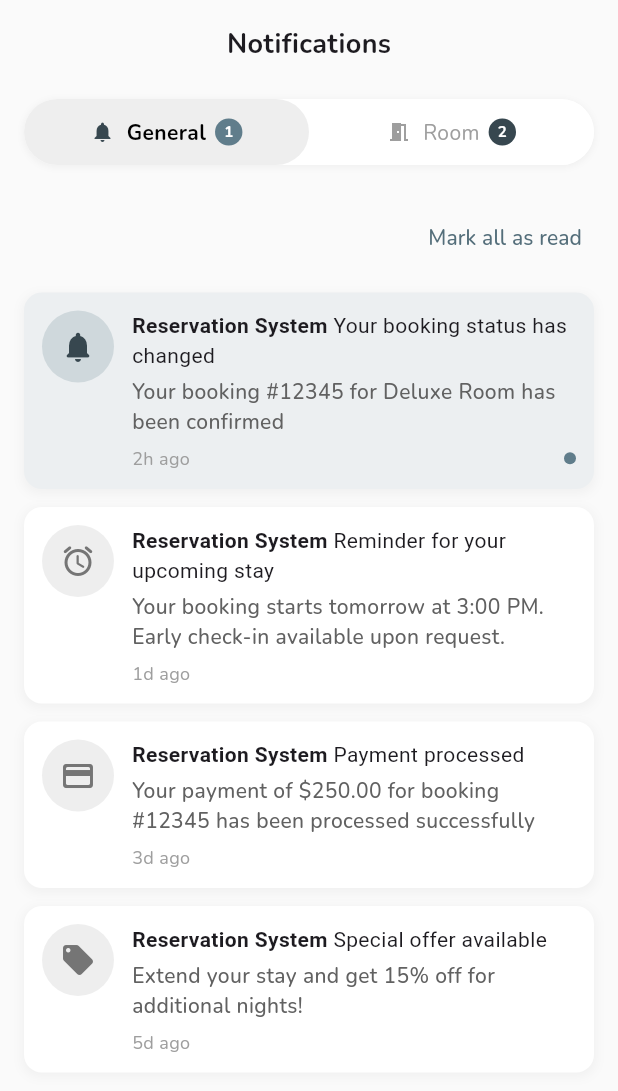
After one commit to rahmazen/PMS-client-app, a Flutter app: the screen it shows after launch, on a phone screen of 412 x 824 dp. The commit adds this screen. Shown: the top 1091 px of the screen. Run offline on Flutter 3.47's test engine with Material 3 defaults, Android fonts, the light colour scheme and no system bars; our stand-ins replace carousel_slider, device_preview, dots_indicator, get, google_fonts, intl_phone_field and 1 more.

Commit message:
notification page

```diff
--- /dev/null
+++ b/lib/EnhancedNotificationPage.dart
@@ -0,0 +1,360 @@
+import 'package:flutter/material.dart';
+import 'package:provider/provider.dart';
+
+import 'NotificationProvider.dart';
+
+class EnhancedNotificationPage extends StatefulWidget {
+  const EnhancedNotificationPage({Key? key}) : super(key: key);
+
+  @override
+  _EnhancedNotificationPageState createState() => _EnhancedNotificationPageState();
+}
+
+class _EnhancedNotificationPageState extends State<EnhancedNotificationPage> {
+  bool isGeneralSelected = true;
+
+  @override
+  Widget build(BuildContext context) {
+    return Scaffold(
+      backgroundColor: Colors.grey[50],
+      body: SafeArea(
+        child: Column(
+          children: [
+            _buildHeader(context),
+            _buildToggleBar(),
+            Expanded(
+              child: isGeneralSelected
+                  ? _buildNotificationsList(context, 'general')
+                  : _buildNotificationsList(context, 'room'),
+            ),
+          ],
+        ),
+      ),
+    );
+  }
+
+  Widget _buildHeader(BuildContext context) {
+    final notificationProvider = Provider.of<NotificationProvider>(context);
+    final totalUnread = notificationProvider.totalUnreadCount;
+
+    return Padding(
+        padding: const EdgeInsets.all(16.0),
+        child: Row(
+          children: [
+        Expanded(
+        child: Center(
+        child: Text(
+          "Notifications",
+          style: TextStyle(
+            fontSize: 18,
+            fontWeight: FontWeight.bold,
+          ),
+        )
+    ),
+        ),
+    ],
+    ),
+    );
+  }
+
+  Widget _buildToggleBar() {
+    final notificationProvider = Provider.of<NotificationProvider>(context);
+    final generalUnread = notificationProvider.getUnreadCount('general');
+    final roomUnread = notificationProvider.getUnreadCount('room');
+
+    return Container(
+      margin: const EdgeInsets.symmetric(horizontal: 16.0, vertical: 8.0),
+      decoration: BoxDecoration(
+        color: Colors.white,
+        borderRadius: BorderRadius.circular(25),
+        boxShadow: [
+          BoxShadow(
+            color: Colors.grey.withOpacity(0.1),
+            spreadRadius: 1,
+            blurRadius: 3,
+            offset: const Offset(0, 1),
+          ),
+        ],
+      ),
+      child: Row(
+        children: [
+          Expanded(
+            child: GestureDetector(
+              onTap: () => setState(() => isGeneralSelected = true),
+              child: AnimatedContainer(
+                duration: const Duration(milliseconds: 200),
+                padding: const EdgeInsets.symmetric(vertical: 12),
+                decoration: BoxDecoration(
+                  color: isGeneralSelected ? Colors.grey[200] : Colors.white,
+                  borderRadius: BorderRadius.circular(25),
+                ),
+                child: Row(
+                  mainAxisAlignment: MainAxisAlignment.center,
+                  children: [
+                    Icon(
+                      Icons.notifications,
+                      size: 16,
+                      color: isGeneralSelected ? Colors.blueGrey.shade800 : Colors.blueGrey,
+                    ),
+                    SizedBox(width: 8),
+                    Text(
+                      "General",
+                      style: TextStyle(
+                        fontWeight: isGeneralSelected ? FontWeight.bold : FontWeight.normal,
+                        color: isGeneralSelected ? Colors.black : Colors.grey,
+                      ),
+                    ),
+                    if (generalUnread > 0) ...[
+                      const SizedBox(width: 6),
+                      Container(
+                        padding: const EdgeInsets.symmetric(horizontal: 6, vertical: 2),
+                        decoration: BoxDecoration(
+                          color: Colors.blueGrey,
+                          borderRadius: BorderRadius.circular(10),
+                        ),
+                        child: Text(
+                          generalUnread.toString(),
+                          style: const TextStyle(
+                            color: Colors.white,
+                            fontSize: 10,
+                            fontWeight: FontWeight.bold,
+                          ),
+                        ),
+                      ),
+                    ],
+                  ],
+                ),
+              ),
+            ),
+          ),
+          Expanded(
+            child: GestureDetector(
+              onTap: () => setState(() => isGeneralSelected = false),
+              child: AnimatedContainer(
+                duration: const Duration(milliseconds: 200),
+                padding: const EdgeInsets.symmetric(vertical: 12),
+                decoration: BoxDecoration(
+                  color: !isGeneralSelected ? Colors.grey[200] : Colors.white,
+                  borderRadius: BorderRadius.circular(25),
+                ),
+                child: Row(
+                  mainAxisAlignment: MainAxisAlignment.center,
+                  children: [
+                    Icon(
+                      Icons.meeting_room,
+                      size: 16,
+                      color: !isGeneralSelected ? Colors.black : Colors.grey,
+                    ),
+                    const SizedBox(width: 8),
+                    Text(
+                      "Room",
+                      style: TextStyle(
+                        fontWeight: !isGeneralSelected ? FontWeight.bold : FontWeight.normal,
+                        color: !isGeneralSelected ? Colors.black : Colors.grey,
+                      ),
+                    ),
+                    if (roomUnread > 0) ...[
+                      const SizedBox(width: 6),
+                      Container(
+                        padding: const EdgeInsets.symmetric(horizontal: 6, vertical: 2),
+                        decoration: BoxDecoration(
+                          color: Colors.blueGrey.shade800,
+                          borderRadius: BorderRadius.circular(10),
+                        ),
+                        child: Text(
+                          roomUnread.toString(),
+                          style: const TextStyle(
+                            color: Colors.white,
+                            fontSize: 10,
+                            fontWeight: FontWeight.bold,
+                          ),
+                        ),
+                      ),
+                    ],
+                  ],
+                ),
+              ),
+            ),
+          ),
+        ],
+      ),
+    );
+  }
+
+  Widget _buildNotificationsList(BuildContext context, String type) {
+    final notificationProvider = Provider.of<NotificationProvider>(context);
+    final notifications = notificationProvider.getNotifications(type);
+
+    if (notifications.isEmpty) {
+      return Center(child: Text("No ${type} notifications"));
+    }
+
+    return ListView.builder(
+      padding: const EdgeInsets.only(top: 16.0),
+      itemCount: notifications.length + 1,
+      itemBuilder: (context, index) {
+        if (index == 0) {
+          return Padding(
+            padding:  EdgeInsets.only( bottom: 7, right: 12),
+            child: Row(
+              mainAxisAlignment: MainAxisAlignment.end,
+              children: [
+                TextButton(
+                  onPressed: () {
+                    notificationProvider.markAllAsRead(type);
+                  },
+                  child: Text(
+                    "Mark all as read",
+                    style: TextStyle(
+                      color: Colors.blueGrey[600],
+                      fontWeight: FontWeight.w500,
+                    ),
+                  ),
+                ),
+              ],
+            ),
+          );
+        }
+
+        final notification = notifications[index - 1];
+        return NotificationCard(
+          notification: notification,
+          isComment: type == 'room',
+          onTap: () {
+            notificationProvider.markAsRead(notification.id);
+          },
+        );
+      },
+    );
+  }
+}
+
+class NotificationCard extends StatelessWidget {
+  final NotificationModel notification;
+  final bool isComment;
+  final VoidCallback onTap;
+
+  const NotificationCard({
+    Key? key,
+    required this.notification,
+    required this.isComment,
+    required this.onTap,
+  }) : super(key: key);
+
+  @override
+  Widget build(BuildContext context) {
+    return GestureDetector(
+      onTap: onTap,
+      child: Container(
+        margin: const EdgeInsets.symmetric(horizontal: 16.0, vertical: 6.0),
+        decoration: BoxDecoration(
+          color: notification.read ? Colors.white : Colors.blueGrey[50],
+          borderRadius: BorderRadius.circular(12),
+          boxShadow: [
+            BoxShadow(
+              color: Colors.grey.withOpacity(0.1),
+              spreadRadius: 1,
+              blurRadius: 5,
+              offset: const Offset(0, 2),
+            ),
+          ],
+        ),
+        child: Padding(
+          padding: const EdgeInsets.all(12.0),
+          child: Row(
+            crossAxisAlignment: CrossAxisAlignment.start,
+            children: [
+              Container(
+                width: 48,
+                height: 48,
+                decoration: BoxDecoration(
+                  color: notification.read ? Colors.grey[200] : Colors.blueGrey[100],
+                  shape: BoxShape.circle,
+                ),
+                child: Icon(
+                  notification.icon,
+                  size: 24,
+                  color: notification.read ? Colors.grey[600] : Colors.blueGrey[800],
+                ),
+              ),
+              const SizedBox(width: 12),
+              Expanded(
+                child: Column(
+                  crossAxisAlignment: CrossAxisAlignment.start,
+                  children: [
+                    RichText(
+                      text: TextSpan(
+                        style: DefaultTextStyle.of(context).style,
+                        children: [
+                          TextSpan(
+                            text: notification.name,
+                            style: const TextStyle(
+                              fontWeight: FontWeight.bold,
+                            ),
+                          ),
+                          TextSpan(
+                            text: " ${notification.action}",
+                            style: const TextStyle(
+                              fontWeight: FontWeight.normal,
+                            ),
+                          ),
+                        ],
+                      ),
+                    ),
+                    const SizedBox(height: 4),
+                    Text(
+                      notification.content,
+                      style: TextStyle(
+                        color: Colors.grey[700],
+                        fontWeight: FontWeight.w500,
+                      ),
+                    ),
+                    if (isComment && notification.commentText != null) ...[
+                      const SizedBox(height: 8),
+                      Container(
+                        padding: const EdgeInsets.all(10),
+                        decoration: BoxDecoration(
+                          color: Colors.grey[100],
+                          borderRadius: BorderRadius.circular(8),
+                        ),
+                        child: Text(
+                          notification.commentText!,
+                          style: TextStyle(
+                            color: Colors.grey[800],
+                            fontStyle: FontStyle.italic,
+                          ),
+                        ),
+                      ),
+                    ],
+                    const SizedBox(height: 6),
+                    Row(
+                      mainAxisAlignment: MainAxisAlignment.spaceBetween,
+                      children: [
+                        Text(
+                          notification.time,
+                          style: TextStyle(
+                            color: Colors.grey[500],
+                            fontSize: 12,
+                          ),
+                        ),
+                        if (!notification.read)
+                          Container(
+                            width: 8,
+                            height: 8,
+                            decoration: const BoxDecoration(
+                              color: Colors.blueGrey,
+                              shape: BoxShape.circle,
+                            ),
+                          ),
+                      ],
+                    ),
+                  ],
+                ),
+              ),
+            ],
+          ),
+        ),
+      ),
+    );
+  }
+}
--- /dev/null
+++ b/lib/NotificationProvider.dart
@@ -0,0 +1,183 @@
+import 'package:flutter/material.dart';
+
+class NotificationModel {
+  final String id;
+  final IconData icon;
+  final String name;
+  final String action;
+  final String content;
+  final String? commentText;
+  final String time;
+  final bool read;
+
+  NotificationModel({
+    required this.id,
+    required this.icon,
+    required this.name,
+    required this.action,
+    required this.content,
+    this.commentText,
+    required this.time,
+    required this.read,
+  });
+}
+
+class NotificationProvider extends ChangeNotifier {
+  final Map<String, List<NotificationModel>> _notifications = {
+    'general': [
+      NotificationModel(
+        id: '1',
+        icon: Icons.notifications_rounded,
+        name: 'Reservation System',
+        action: 'Your booking status has changed',
+        content: 'Your booking #12345 for Deluxe Room has been confirmed',
+        time: '2h ago',
+        read: false,
+      ),
+      NotificationModel(
+        id: '2',
+        icon: Icons.alarm_rounded,
+        name: 'Reservation System',
+        action: 'Reminder for your upcoming stay',
+        content: 'Your booking starts tomorrow at 3:00 PM. Early check-in available upon request.',
+        time: '1d ago',
+        read: true,
+      ),
+      NotificationModel(
+        id: '3',
+        icon: Icons.payment_rounded,
+        name: 'Reservation System',
+        action: 'Payment processed',
+        content: 'Your payment of \$250.00 for booking #12345 has been processed successfully',
+        time: '3d ago',
+        read: true,
+      ),
+      NotificationModel(
+        id: '4',
+        icon: Icons.local_offer_rounded,
+        name: 'Reservation System',
+        action: 'Special offer available',
+        content: 'Extend your stay and get 15% off for additional nights!',
+        time: '5d ago',
+        read: true,
+      ),
+    ],
+    'room': [
+      NotificationModel(
+        id: '5',
+        icon: Icons.cleaning_services_rounded,
+        name: 'Housekeeping',
+        action: 'has updated your room status',
+        content: 'Your room #304 has been cleaned and is ready',
+        time: '30m ago',
+        read: false,
+      ),
+      NotificationModel(
+        id: '6',
+        icon: Icons.build_rounded,
+        name: 'Maintenance',
+        action: 'has completed a repair',
+        content: 'The AC in your room #304 has been repaired',
+        time: '2h ago',
+        read: false,
+      ),
+      NotificationModel(
+        id: '7',
+        icon: Icons.room_service_rounded,
+        name: 'Room Service',
+        action: 'your order is ready',
+        content: 'Your breakfast order will be delivered in 10 minutes',
+        time: '8:30 AM',
+        read: true,
+      ),
+      NotificationModel(
+        id: '8',
+        icon: Icons.local_laundry_service,
+        name: 'Laundry Service',
+        action: 'has completed your request',
+        content: 'Your laundry items are ready for pickup',
+        time: 'Yesterday',
+        read: true,
+      ),
+      NotificationModel(
+        id: '9',
+        icon: Icons.do_not_disturb_rounded,
+        name: 'Room Status',
+        action: 'has been updated',
+        content: 'Do Not Disturb sign activated for room #304',
+        time: 'Yesterday',
+        read: true,
+      ),
+    ],
+  };
+
+  List<NotificationModel> getNotifications(String type) {
+    return _notifications[type] ?? [];
+  }
+
+  int getUnreadCount(String type) {
+    return (_notifications[type] ?? []).where((n) => !n.read).length;
+  }
+
+  int get totalUnreadCount {
+    int count = 0;
+    _notifications.forEach((key, notifications) {
+      count += notifications.where((n) => !n.read).length;
+    });
+    return count;
+  }
+
+  void markAsRead(String id) {
+    _notifications.forEach((type, notificationsList) {
+      final index = notificationsList.indexWhere((n) => n.id == id);
+      if (index >= 0) {
+        final notification = notificationsList[index];
+        notificationsList[index] = NotificationModel(
+          id: notification.id,
+          icon: notification.icon,
+          name: notification.name,
+          action: notification.action,
+          content: notification.content,
+          commentText: notification.commentText,
+          time: notification.time,
+          read: true,
+        );
+      }
+    });
+    notifyListeners();
+  }
+
+  void markAllAsRead(String type) {
+    if (_notifications.containsKey(type)) {
+      final notificationsList = _notifications[type]!;
+      for (int i = 0; i < notificationsList.length; i++) {
+        final notification = notificationsList[i];
+        notificationsList[i] = NotificationModel(
+          id: notification.id,
+          icon: notification.icon,
+          name: notification.name,
+          action: notification.action,
+          content: notification.content,
+          commentText: notification.commentText,
+          time: notification.time,
+          read: true,
+        );
+      }
+      notifyListeners();
+    }
+  }
+
+  void addNotification(NotificationModel notification, String type) {
+    if (_notifications.containsKey(type)) {
+      _notifications[type]!.insert(0, notification);
+      notifyListeners();
+    }
+  }
+
+  void removeNotification(String id) {
+    _notifications.forEach((type, notificationsList) {
+      notificationsList.removeWhere((n) => n.id == id);
+    });
+    notifyListeners();
+  }
+}
--- a/lib/main.dart
+++ b/lib/main.dart
@@ -1,29 +1,19 @@
-import 'package:clienthotelapp/BasePage.dart';
-import 'package:clienthotelapp/BookingScreen.dart';
-import 'package:clienthotelapp/CheckoutPage.dart';
-import 'package:clienthotelapp/EditProfile.dart';
-import 'package:clienthotelapp/HotelHomePage.dart';
-import 'package:clienthotelapp/HotelBookingPage.dart';
-import 'package:clienthotelapp/NewBookingPage.dart';
-import 'package:clienthotelapp/ProfilePage.dart';
-import 'package:clienthotelapp/RoomListingPage.dart';
-import 'package:clienthotelapp/WelcomeScreen.dart';
-import 'package:clienthotelapp/OnboardingScreens.dart';
-import 'package:clienthotelapp/RoomDetailsScreen.dart';
-import 'package:clienthotelapp/RoomSelection.dart';
-import 'package:flutter/cupertino.dart';
+import 'package:device_preview/device_preview.dart';
+import 'package:flutter/foundation.dart';
 import 'package:flutter/material.dart';
 import 'package:get/get_navigation/src/root/get_material_app.dart';
 import 'package:google_fonts/google_fonts.dart';
-import 'BookingHistoryPage.dart';
-import 'RestaurantPage.dart';
-import 'Services.dart';
-import 'SignIn.dart';
-import 'SplashScreen.dart';
-import 'HotelRoom.dart';
+import 'package:provider/provider.dart';
+import 'EnhancedNotificationPage.dart';
+import 'NotificationProvider.dart';
 
 void main() {
-  runApp(const MyApp());
+  runApp(
+    DevicePreview(
+      enabled: !kReleaseMode, // enables only in debug/profile mode
+      builder: (context) => const MyApp(),
+    ),
+  );
 }
 
 class MyApp extends StatelessWidget {
@@ -31,19 +21,28 @@ class MyApp extends StatelessWidget {
 
   @override
   Widget build(BuildContext context) {
-    return GetMaterialApp(
-      debugShowCheckedModeBanner: false,
-      title: 'Hotel App',
-      theme: ThemeData(
-        scaffoldBackgroundColor: Colors.white,
-        textTheme: GoogleFonts.nunitoTextTheme(
-          Theme.of(context).textTheme
-        )
+    return ChangeNotifierProvider(
+      create: (context) => NotificationProvider(),
+      child: GetMaterialApp(
+        useInheritedMediaQuery: true,
+        builder: DevicePreview.appBuilder,
+        locale: DevicePreview.locale(context),
+        debugShowCheckedModeBanner: false,
+        title: 'Hotel App',
+        theme: ThemeData(
+          appBarTheme: const AppBarTheme(
+            color: Colors.white,
+          ),
+          colorScheme: const ColorScheme.light(
+            primary: Colors.white,
+          ),
+          textTheme: GoogleFonts.nunitoTextTheme(
+            Theme.of(context).textTheme,
+          ),
+          scaffoldBackgroundColor: Colors.white,
+        ),
+        home: EnhancedNotificationPage(),
       ),
-      home: BasePage()
     );
   }
 }
-
-/////  RoomDetailScreen(
-//         room:staticRoom)
--- a/pubspec.yaml
+++ b/pubspec.yaml
@@ -48,9 +48,10 @@ dependencies:
   line_awesome_flutter: ^2.0.0
   flutter_rating_bar: ^4.0.0
   cloud_firestore: ^5.0.0
-  intl: ^0.18.1
+
   table_calendar: ^3.0.9
-  intl_phone_field: ^3.2.0
+
+  device_preview: ^1.2.0
 
 
 
```
